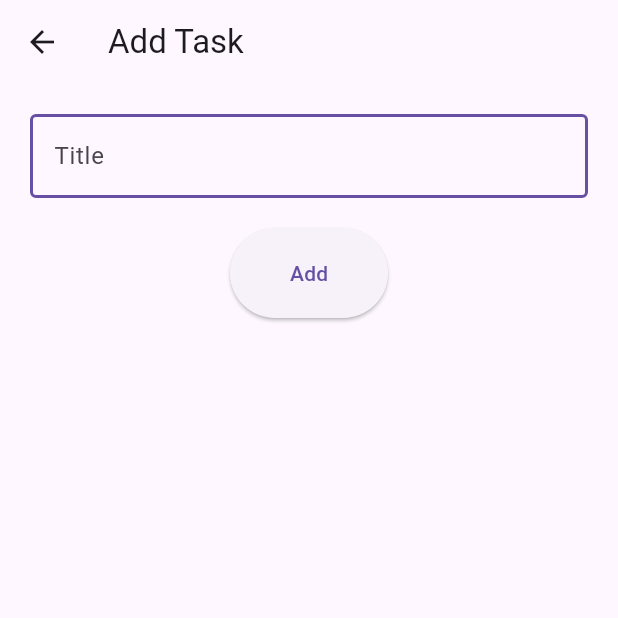
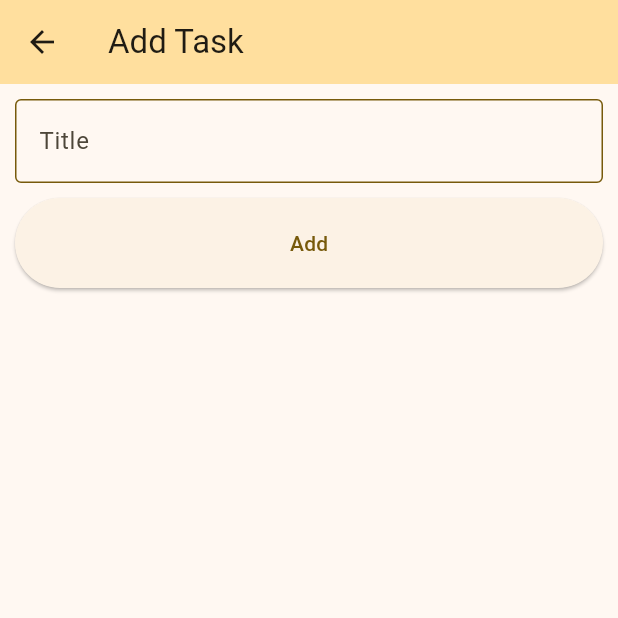
Before and after one commit to andrereus/plan_task, a Flutter app: the AddTaskScreen screen opened by its route, on a phone screen of 412 x 824 dp, the top half of it. Run offline on Flutter 3.47's test engine with Material 2 defaults, Android fonts, the phone set to English and light mode, and no system bars; our stand-ins replace hive_flutter, sizer; accounts and stored records are empty.

Commit message:
Several optimizations

```diff
--- a/lib/main.dart
+++ b/lib/main.dart
@@ -47,6 +47,7 @@ class MainApp extends StatelessWidget {
           debugShowCheckedModeBanner: false,
           title: "PlanTask",
           theme: ThemeData(
+            colorScheme: ColorScheme.fromSeed(seedColor: Colors.amber),
             useMaterial3: true,
           ),
           home: TaskListScreen(),
--- a/lib/screens/add_task_screen.dart
+++ b/lib/screens/add_task_screen.dart
@@ -26,11 +26,12 @@ class _AddTaskScreenState extends State<AddTaskScreen> {
     return Scaffold(
       appBar: AppBar(
         title: Text("Add Task"),
+        backgroundColor: Theme.of(context).colorScheme.primaryContainer,
       ),
       body: Column(
         children: [
           Container(
-            margin: EdgeInsets.all(20),
+            margin: EdgeInsets.all(10),
             child: TextField(
               controller: _controller,
               decoration: InputDecoration(
@@ -38,22 +39,24 @@ class _AddTaskScreenState extends State<AddTaskScreen> {
                 enabledBorder: OutlineInputBorder(
                   borderSide: BorderSide(
                     color: Theme.of(context).colorScheme.primary,
-                    width: 2,
+                    width: 1,
                   ),
                 ),
                 focusedBorder: OutlineInputBorder(
                   borderSide: BorderSide(
                     color: Theme.of(context).colorScheme.primary,
-                    width: 2,
+                    width: 1,
                   ),
                 ),
               ),
             ),
           ),
-          ElevatedButton(
+          Container(
+            width: double.infinity,
+            margin: EdgeInsets.symmetric(horizontal: 10),
+            child: ElevatedButton(
               style: ElevatedButton.styleFrom(
                 padding: EdgeInsets.symmetric(
-                horizontal: 40,
                   vertical: 20,
                 ),
               ),
@@ -67,6 +70,7 @@ class _AddTaskScreenState extends State<AddTaskScreen> {
               },
               child: Text('Add'),
             ),
+          ),
         ],
       ),
     );
--- a/lib/screens/settings_screen.dart
+++ b/lib/screens/settings_screen.dart
@@ -17,6 +17,7 @@ class _SettingsScreenState extends State<SettingsScreen> {
     return Scaffold(
       appBar: AppBar(
         title: Text('Settings'),
+        backgroundColor: Theme.of(context).colorScheme.primaryContainer,
       ),
       body: Consumer<SettingsProvider>(
         builder: (context, settings, child) {
```
Also changed, not shown: lib/screens/task_list_screen.dart (+24 -1 lines). Lines whose indentation alone changed are shown as unchanged.
